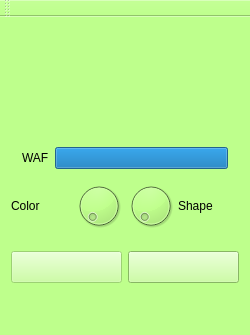
First picture: the form in ui/wafmainwindow.ui, repository nagyistoce/wafmeter, before the edit.
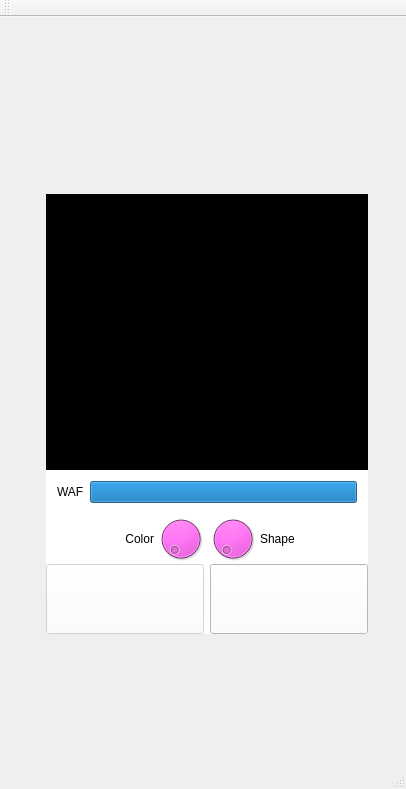
Second picture: the form after the edit. Icons and pictures are not drawn.

Commit message: Added iphone prototype

```diff
--- a/ui/wafmainwindow.ui
+++ b/ui/wafmainwindow.ui
@@ -6,8 +6,8 @@
    <rect>
     <x>0</x>
     <y>0</y>
-    <width>250</width>
-    <height>335</height>
+    <width>406</width>
+    <height>789</height>
    </rect>
   </property>
   <property name="windowTitle">
@@ -18,18 +18,64 @@
     <normaloff>:/icons/WAFMeter24.png</normaloff>:/icons/WAFMeter24.png</iconset>
   </property>
   <property name="styleSheet">
-   <string notr="true">background-color: rgb(190, 255, 140);
-</string>
+   <string notr="true"/>
   </property>
   <widget class="QWidget" name="centralWidget">
+   <property name="sizePolicy">
+    <sizepolicy hsizetype="Expanding" vsizetype="Expanding">
+     <horstretch>0</horstretch>
+     <verstretch>0</verstretch>
+    </sizepolicy>
+   </property>
+   <property name="styleSheet">
+    <string notr="true">background-image: url(:/screenshots/iphone.png);</string>
+   </property>
    <layout class="QVBoxLayout" name="verticalLayout">
     <property name="spacing">
      <number>1</number>
     </property>
+    <property name="leftMargin">
+     <number>46</number>
+    </property>
+    <property name="topMargin">
+     <number>56</number>
+    </property>
+    <item>
+     <widget class="QWidget" name="iphoneScreenWidget" native="true">
+      <property name="sizePolicy">
+       <sizepolicy hsizetype="Fixed" vsizetype="Fixed">
+        <horstretch>0</horstretch>
+        <verstretch>0</verstretch>
+       </sizepolicy>
+      </property>
+      <property name="minimumSize">
+       <size>
+        <width>322</width>
+        <height>440</height>
+       </size>
+      </property>
+      <property name="styleSheet">
+       <string notr="true">background-color: rgba(255, 255, 255, 255);
+background-image: url(:/icons/bgcolor.png);</string>
+      </property>
+      <layout class="QVBoxLayout" name="verticalLayout_2">
+       <property name="spacing">
+        <number>0</number>
+       </property>
+       <property name="margin">
+        <number>0</number>
+       </property>
     <item>
      <widget class="QLabel" name="imageLabel">
+         <property name="sizePolicy">
+          <sizepolicy hsizetype="Preferred" vsizetype="Expanding">
+           <horstretch>0</horstretch>
+           <verstretch>0</verstretch>
+          </sizepolicy>
+         </property>
       <property name="styleSheet">
-       <string notr="true"/>
+          <string notr="true">background-color: rgba(0, 0, 0, 255);
+background-image: url(:/icons/bgcolor.png);</string>
       </property>
       <property name="text">
        <string/>
@@ -100,6 +146,9 @@
          <property name="text">
           <string>Color</string>
          </property>
+            <property name="alignment">
+             <set>Qt::AlignRight|Qt::AlignTrailing|Qt::AlignVCenter</set>
+            </property>
         </widget>
        </item>
        <item>
@@ -110,6 +159,9 @@
            <height>50</height>
           </size>
          </property>
+            <property name="styleSheet">
+             <string notr="true">background-color: rgb(255, 0, 230);</string>
+            </property>
         </widget>
        </item>
        <item>
@@ -120,6 +172,9 @@
            <height>50</height>
           </size>
          </property>
+            <property name="styleSheet">
+             <string notr="true">background-color: rgb(255, 0, 230);</string>
+            </property>
         </widget>
        </item>
        <item>
@@ -150,7 +205,7 @@
           <bool>false</bool>
          </property>
          <property name="sizePolicy">
-          <sizepolicy hsizetype="Minimum" vsizetype="Maximum">
+             <sizepolicy hsizetype="Minimum" vsizetype="Expanding">
            <horstretch>0</horstretch>
            <verstretch>0</verstretch>
           </sizepolicy>
@@ -171,6 +226,12 @@
           <iconset resource="../WAFmeter.qrc">
            <normaloff>:/icons/camera-web.png</normaloff>:/icons/camera-web.png</iconset>
          </property>
+            <property name="iconSize">
+             <size>
+              <width>48</width>
+              <height>48</height>
+             </size>
+            </property>
          <property name="checkable">
           <bool>true</bool>
          </property>
@@ -179,7 +240,7 @@
        <item>
         <widget class="QPushButton" name="fileButton">
          <property name="sizePolicy">
-          <sizepolicy hsizetype="Preferred" vsizetype="Maximum">
+             <sizepolicy hsizetype="Preferred" vsizetype="Expanding">
            <horstretch>0</horstretch>
            <verstretch>0</verstretch>
           </sizepolicy>
@@ -193,6 +254,9 @@
          <property name="toolTip">
           <string>Open a picture file</string>
          </property>
+            <property name="styleSheet">
+             <string notr="true"/>
+            </property>
          <property name="text">
           <string/>
          </property>
@@ -200,9 +264,18 @@
           <iconset resource="../WAFmeter.qrc">
            <normaloff>:/icons/image-jpeg.png</normaloff>:/icons/image-jpeg.png</iconset>
          </property>
+            <property name="iconSize">
+             <size>
+              <width>48</width>
+              <height>48</height>
+             </size>
+            </property>
          <property name="shortcut">
           <string>Ctrl+O</string>
          </property>
+           </widget>
+          </item>
+         </layout>
         </widget>
        </item>
       </layout>
```
Lines whose indentation alone changed are shown as unchanged. The commit also changes 4 other files.
